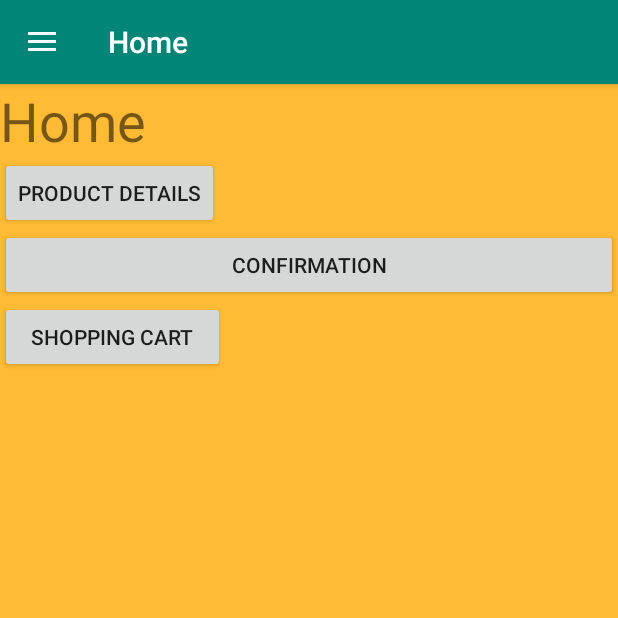
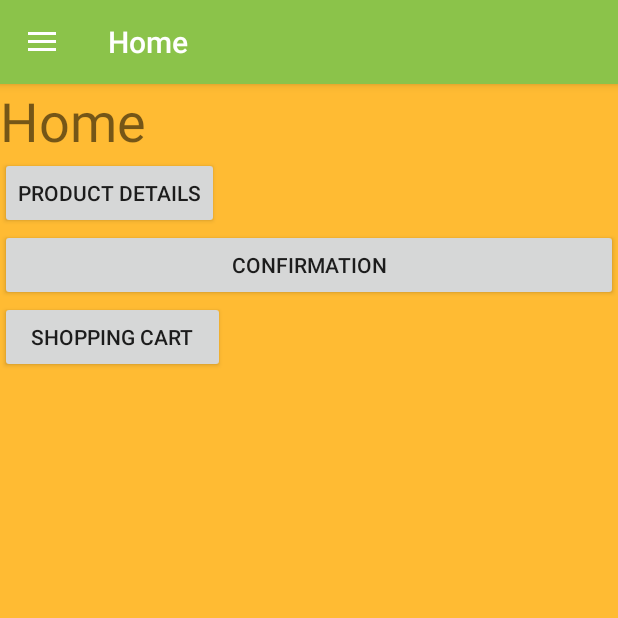
Before and after one commit to wlllllllk/SEHH2279_New, an Android app: the screen it shows after launch (MainActivity), on a phone screen of 412 x 824 dp, the top half of it. Run offline under Robolectric (Android 15) with nearby library versions, the phone set to English and light mode, and no system bars.

Commit message:
New Colour

```diff
--- a/app/src/main/res/values/colors.xml
+++ b/app/src/main/res/values/colors.xml
@@ -1,6 +1,6 @@
 <?xml version="1.0" encoding="utf-8"?>
 <resources>
-    <color name="colorPrimary">#008577</color>
-    <color name="colorPrimaryDark">#00574B</color>
-    <color name="colorAccent">#D81B60</color>
+    <color name="colorPrimary">#8BC34A</color>
+    <color name="colorPrimaryDark">#8BC34A</color>
+    <color name="colorAccent">#009688</color>
 </resources>
```
